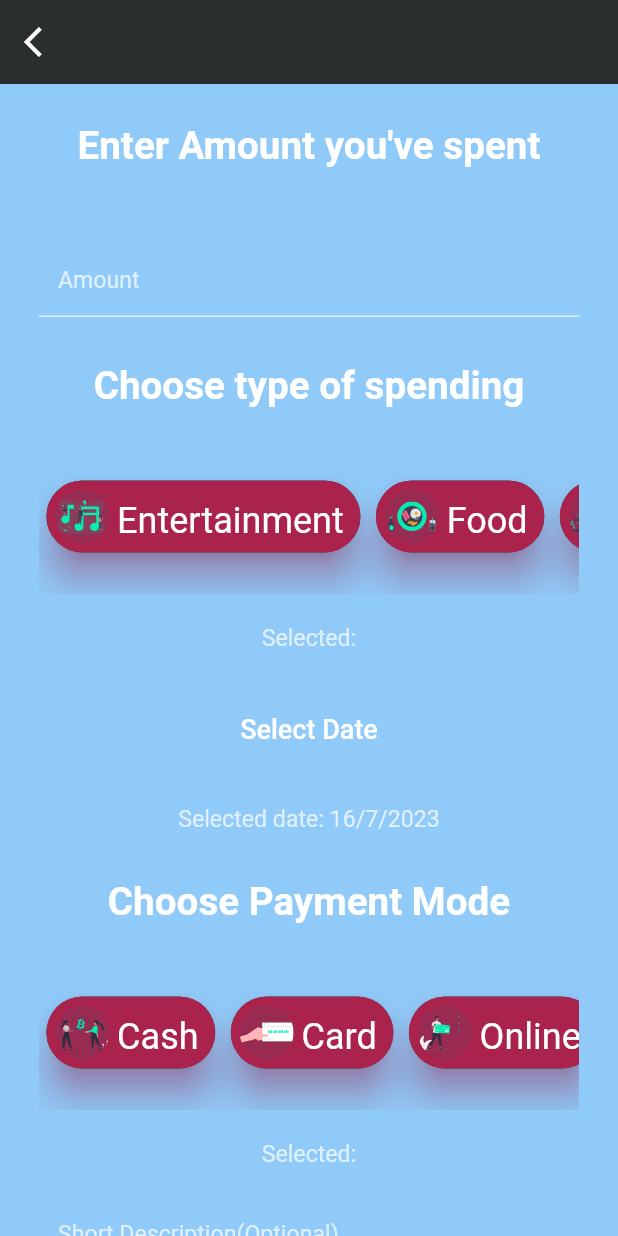
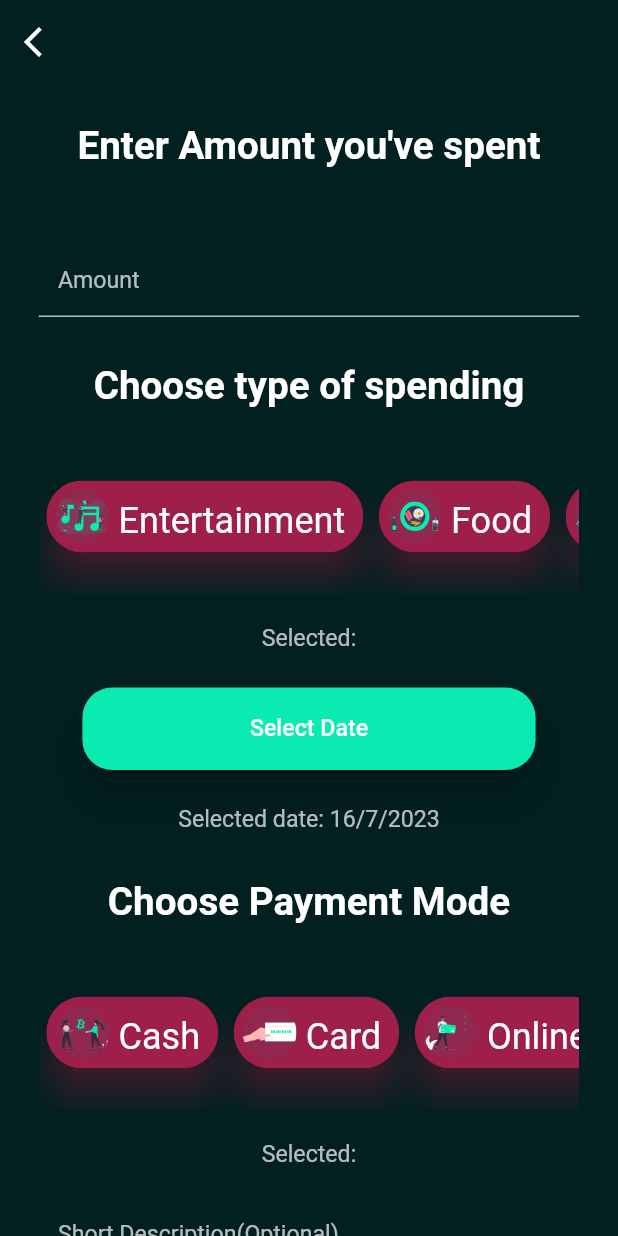
Before and after one commit to Sam21-39/Spend-Analytics, a Flutter app: the MainDashboard screen opened directly, after a tap on the "add" icon, on a phone screen of 412 x 824 dp. Run offline on Flutter 3.47's test engine with Material 2 defaults, Android fonts, the phone set to English and light mode, and no system bars; our stand-ins replace csv, fl_chart, flutter_screenutil, flutter_svg, fluttertoast, google_mobile_ads and 4 more; accounts and stored records are empty; network calls fail.

Commit message:
UI FIxes

```diff
--- a/spend_analytics/lib/Core/UI/uicolors.dart
+++ b/spend_analytics/lib/Core/UI/uicolors.dart
@@ -5,9 +5,9 @@ class UiColors {
   static final Color primary = Color(0xff09EBB0);
   static final Color lightBlue = Color(0xff36C5F0);
   static final Color red = Color(0xffE01E5A);
-  static final Color black = Color(0xff282F2D);
+  static final Color black = Color(0xff022020);
   static final Color darkGrey = Color(0xff594D67);
   static final Color shadow = black.withOpacity(0.25);
   static final Color lightRed = red.withOpacity(0.7);
-  static final Color orange = Color(0xffC9704A);
+  static final Color orange = Color.fromARGB(255, 201, 150, 74);
 }
--- a/spend_analytics/lib/Core/UI/uitext.dart
+++ b/spend_analytics/lib/Core/UI/uitext.dart
@@ -1,21 +1,22 @@
 import 'package:flutter/cupertino.dart';
+import 'package:flutter_screenutil/flutter_screenutil.dart';
 
 class UiText {
   static final TextStyle headerText = TextStyle(
-    fontSize: 36.0,
+    fontSize: 36.0.sp,
     fontWeight: FontWeight.w600,
   );
 
   static final subtitleText = TextStyle(
-    fontSize: 24.0,
+    fontSize: 24.0.sp,
     height: 1.5,
   );
 
   static final buttonText = TextStyle(
-    fontSize: 18.0,
+    fontSize: 18.0.sp,
   );
 
   static final normalText = TextStyle(
-    fontSize: 16.0,
+    fontSize: 16.0.sp,
   );
 }
--- a/spend_analytics/lib/Core/Widgets/button.dart
+++ b/spend_analytics/lib/Core/Widgets/button.dart
@@ -34,7 +34,7 @@ class _ButtonState extends State<Button> {
           borderRadius: BorderRadius.circular(20.0),
         ),
         elevation: 10.0,
-        color: Theme.of(context).buttonTheme.colorScheme?.background,
+        color: Theme.of(context).primaryColor,
         disabledColor: UiColors.lightRed.withOpacity(0.5),
         disabledTextColor: Theme.of(context).disabledColor,
         textColor: Theme.of(context).textTheme.labelLarge?.color,
--- a/spend_analytics/lib/Core/Widgets/navigation_drawer.dart
+++ b/spend_analytics/lib/Core/Widgets/navigation_drawer.dart
@@ -1,6 +1,7 @@
 import 'package:flutter/material.dart';
 import 'package:flutter_screenutil/flutter_screenutil.dart';
 import 'package:flutter_svg/flutter_svg.dart';
+import 'package:fluttertoast/fluttertoast.dart';
 import 'package:package_info_plus/package_info_plus.dart';
 import 'package:shared_preferences/shared_preferences.dart';
 import 'package:spend_analytics/Core/Model/spending_model.dart';
@@ -9,7 +10,6 @@ import 'package:spend_analytics/Core/Services/db_helper.dart';
 import 'package:spend_analytics/Core/Utils/display_utils.dart';
 import 'package:spend_analytics/Core/Utils/sp_constants.dart';
 import 'package:spend_analytics/main.dart';
-import 'package:toast/toast.dart';
 
 class NavigationDrawer extends StatefulWidget {
   final tabChangeCallback;
@@ -91,9 +91,9 @@ class _NavigationDrawerState extends State<NavigationDrawer> {
           InkWell(
             onTap: widget.isSpendingsAdded
                 ? null
-                : () => Toast.show(
-                      "Add spendings to unlock",
-                      duration: Toast.lengthLong,
+                : () => Fluttertoast.showToast(
+                      msg: "Add spendings to unlock",
+                      toastLength: Toast.LENGTH_LONG,
                     ),
             child: ListTile(
               enabled: widget.isSpendingsAdded ? true : false,
@@ -121,9 +121,9 @@ class _NavigationDrawerState extends State<NavigationDrawer> {
           InkWell(
             onTap: widget.isSpendingsAdded
                 ? null
-                : () => Toast.show(
-                      "Add spendings to unlock",
-                      duration: Toast.lengthLong,
+                : () => Fluttertoast.showToast(
+                      msg: "Add spendings to unlock",
+                      toastLength: Toast.LENGTH_LONG,
                     ),
             child: ListTile(
               enabled: widget.isSpendingsAdded ? true : false,
--- a/spend_analytics/pubspec.yaml
+++ b/spend_analytics/pubspec.yaml
@@ -19,7 +19,7 @@ dependencies:
   flutter_screenutil: any
   flutter_launcher_icons: any
   fl_chart: any
-  toast: any
+  fluttertoast: ^8.2.2
 
 
 
```
Also changed, not shown: spend_analytics/lib/Functions/Screens/DrawerMenu/settings.dart (+5 -2 lines), spend_analytics/lib/main.dart (+6 -3 lines), spend_analytics/pubspec.lock.
